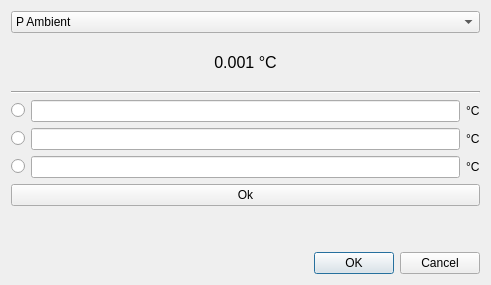
Qt form MEEGA-Groundstation/UI-Files/MEEGA_calibration.ui (JanNiklasJuedt/MEEGA-Software) before a commit.
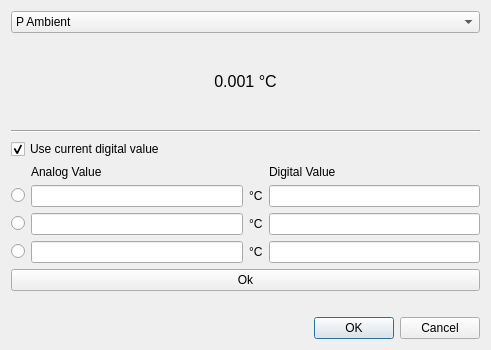
The same form after that commit.

Commit message: adding calibration readout and manual addition with arbitrary digital values

```diff
--- a/MEEGA-Groundstation/UI-Files/MEEGA_calibration.ui
+++ b/MEEGA-Groundstation/UI-Files/MEEGA_calibration.ui
@@ -7,7 +7,7 @@
     <x>0</x>
     <y>0</y>
     <width>491</width>
-    <height>285</height>
+    <height>350</height>
    </rect>
   </property>
   <property name="windowTitle">
@@ -105,15 +105,22 @@
      </property>
     </widget>
    </item>
+   <item>
+    <widget class="QCheckBox" name="useManualDigital">
+     <property name="text">
+      <string>Use current digital value</string>
+     </property>
+     <property name="checked">
+      <bool>true</bool>
+     </property>
+    </widget>
+   </item>
    <item>
     <layout class="QGridLayout" name="gridLayout">
-     <item row="0" column="2">
-      <widget class="QLineEdit" name="lineEdit">
-       <property name="enabled">
-        <bool>true</bool>
-       </property>
-       <property name="inputMethodHints">
-        <set>Qt::InputMethodHint::ImhFormattedNumbersOnly</set>
+     <item row="3" column="0">
+      <widget class="QRadioButton" name="radioButton3">
+       <property name="text">
+        <string/>
        </property>
       </widget>
      </item>
@@ -124,6 +131,9 @@
        </property>
       </widget>
      </item>
+     <item row="1" column="4">
+      <widget class="QLineEdit" name="digitalEdit1"/>
+     </item>
      <item row="1" column="0">
       <widget class="QRadioButton" name="radioButton_2">
        <property name="text">
@@ -131,45 +141,68 @@
        </property>
       </widget>
      </item>
+     <item row="3" column="2">
+      <widget class="QLineEdit" name="analogEdit3">
+       <property name="inputMethodHints">
+        <set>Qt::InputMethodHint::ImhFormattedNumbersOnly</set>
+       </property>
+      </widget>
+     </item>
+     <item row="3" column="4">
+      <widget class="QLineEdit" name="digitalEdit3"/>
+     </item>
+     <item row="2" column="2">
+      <widget class="QLineEdit" name="analogEdit2">
+       <property name="inputMethodHints">
+        <set>Qt::InputMethodHint::ImhFormattedNumbersOnly</set>
+       </property>
+      </widget>
+     </item>
      <item row="1" column="3">
-      <widget class="QLabel" name="label_3">
-       <property name="text">
-        <string>°C</string>
-       </property>
-      </widget>
-     </item>
-     <item row="2" column="3">
-      <widget class="QLabel" name="label_4">
+      <widget class="QLabel" name="unitLabel1">
        <property name="text">
         <string>°C</string>
        </property>
       </widget>
      </item>
      <item row="1" column="2">
-      <widget class="QLineEdit" name="lineEdit_2">
+      <widget class="QLineEdit" name="analogEdit1">
+       <property name="enabled">
+        <bool>true</bool>
+       </property>
        <property name="inputMethodHints">
         <set>Qt::InputMethodHint::ImhFormattedNumbersOnly</set>
        </property>
       </widget>
      </item>
-     <item row="0" column="3">
-      <widget class="QLabel" name="label_2">
+     <item row="3" column="3">
+      <widget class="QLabel" name="unitLabel3">
        <property name="text">
         <string>°C</string>
        </property>
       </widget>
      </item>
-     <item row="2" column="2">
-      <widget class="QLineEdit" name="lineEdit_3">
-       <property name="inputMethodHints">
-        <set>Qt::InputMethodHint::ImhFormattedNumbersOnly</set>
+     <item row="2" column="4">
+      <widget class="QLineEdit" name="digitalEdit2"/>
+     </item>
+     <item row="2" column="3">
+      <widget class="QLabel" name="unitLabel2">
+       <property name="text">
+        <string>°C</string>
        </property>
       </widget>
      </item>
-     <item row="0" column="0">
-      <widget class="QRadioButton" name="radioButton">
+     <item row="0" column="2">
+      <widget class="QLabel" name="analogValueLabel">
        <property name="text">
-        <string/>
+        <string>Analog Value</string>
+       </property>
+      </widget>
+     </item>
+     <item row="0" column="4">
+      <widget class="QLabel" name="digitalValueLabel">
+       <property name="text">
+        <string>Digital Value</string>
        </property>
       </widget>
      </item>
@@ -196,7 +229,7 @@
      <property name="sizeHint" stdset="0">
       <size>
        <width>20</width>
-       <height>40</height>
+       <height>20</height>
       </size>
      </property>
     </spacer>
```
Left out of the diff: 10 changed lines with no effect on the pictures. The commit also changes 2 other files.
